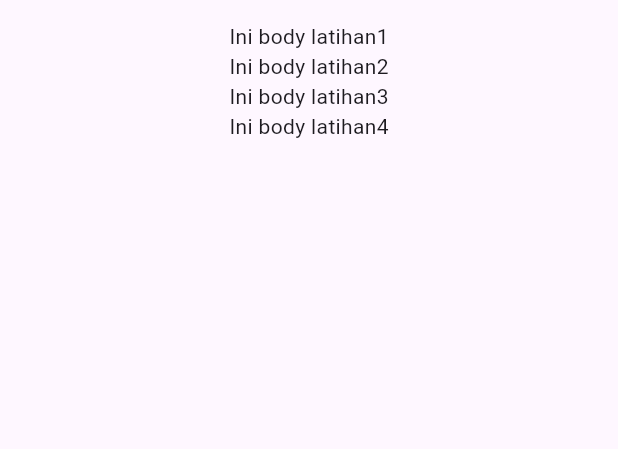
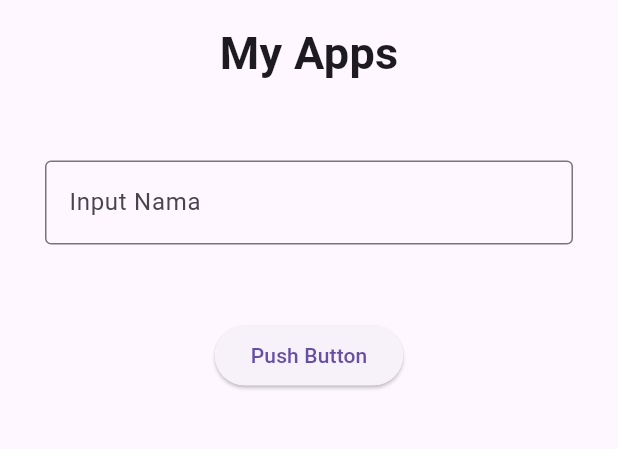
Before and after one commit to kepi1904/flutter_latihan_widgets, a Flutter app: the screen it shows after launch, on a phone screen of 412 x 824 dp, the part 63-512 px from its top. Run offline on Flutter 3.47's test engine with Material 3 defaults, Android fonts, the phone set to English and light mode, and no system bars.

Commit message:
initial part 2

```diff
--- a/lib/main.dart
+++ b/lib/main.dart
@@ -15,6 +15,7 @@ class LatihanWidget extends StatefulWidget {
 }
 
 class _LatihanWidgetState extends State<LatihanWidget> {
+  TextEditingController controllerName = TextEditingController();
   @override
   Widget build(BuildContext context) {
     return Scaffold(
@@ -22,13 +23,33 @@ class _LatihanWidgetState extends State<LatihanWidget> {
         title: const Text("Latihan Widget"),
         centerTitle: true,
       ),
-      body: const Center(
+      body: Center(
           child: Column(
         children: [
-          Text("Ini body latihan1"),
-          Text("Ini body latihan2"),
-          Text("Ini body latihan3"),
-          Text("Ini body latihan4"),
+          const Text(
+            "My Apps",
+            style: TextStyle(fontSize: 30, fontWeight: FontWeight.bold),
+          ),
+          const SizedBox(
+            height: 50,
+          ),
+          Padding(
+            padding: const EdgeInsets.only(left: 30, right: 30),
+            child: TextField(
+              controller: controllerName,
+              decoration: const InputDecoration(
+                  labelText: "Input Nama", border: OutlineInputBorder()),
+            ),
+          ),
+          const SizedBox(
+            height: 50,
+          ),
+          ElevatedButton(
+              onPressed: () {
+                ScaffoldMessenger.of(context).showSnackBar(
+                    SnackBar(content: Text(controllerName.text.toString())));
+              },
+              child: const Text("Push Button"))
         ],
       )),
     );
```
